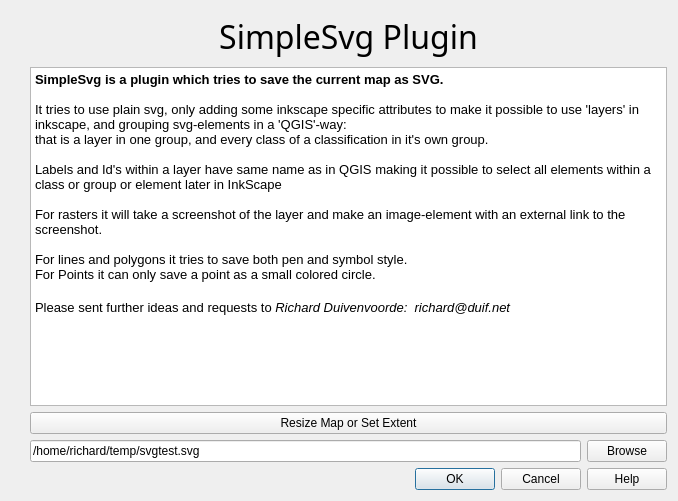
The window that src/simplesvg/Ui_SimpleSvg.ui (rduivenvoorde/simplesvg) describes before a commit, drawn with Qt 5.
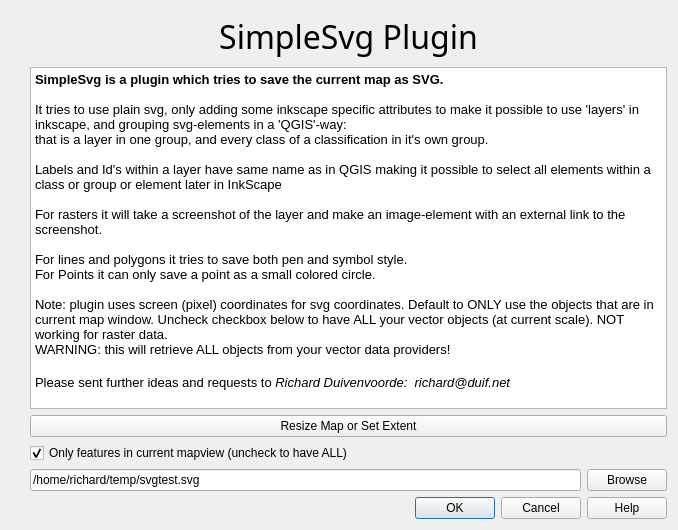
The same window after the commit. Icons and pictures are not drawn.

What changed in the file:
```diff
--- a/src/simplesvg/Ui_SimpleSvg.ui
+++ b/src/simplesvg/Ui_SimpleSvg.ui
@@ -7,7 +7,7 @@
     <x>0</x>
     <y>0</y>
     <width>678</width>
-    <height>501</height>
+    <height>530</height>
    </rect>
   </property>
   <property name="windowTitle">
@@ -41,6 +41,47 @@
      </property>
     </widget>
    </item>
+   <item row="2" column="2" colspan="2">
+    <widget class="QPushButton" name="btnResizeMap">
+     <property name="text">
+      <string>Resize Map or Set Extent</string>
+     </property>
+    </widget>
+   </item>
+   <item row="4" column="2">
+    <widget class="QLineEdit" name="txtFileName">
+     <property name="text">
+      <string>/home/richard/temp/svgtest.svg</string>
+     </property>
+    </widget>
+   </item>
+   <item row="4" column="3">
+    <widget class="QPushButton" name="btnBrowse">
+     <property name="text">
+      <string>Browse</string>
+     </property>
+    </widget>
+   </item>
+   <item row="5" column="0" colspan="4">
+    <widget class="QDialogButtonBox" name="buttonBox">
+     <property name="orientation">
+      <enum>Qt::Horizontal</enum>
+     </property>
+     <property name="standardButtons">
+      <set>QDialogButtonBox::Cancel|QDialogButtonBox::Help|QDialogButtonBox::Ok</set>
+     </property>
+    </widget>
+   </item>
+   <item row="0" column="1" rowspan="5">
+    <widget class="QLabel" name="label">
+     <property name="text">
+      <string/>
+     </property>
+     <property name="pixmap">
+      <pixmap resource="resources_rc.qrc">:/plugins/simplesvg/inkscape.png</pixmap>
+     </property>
+    </widget>
+   </item>
    <item row="1" column="2" colspan="2">
     <widget class="QTextEdit" name="textEdit">
      <property name="sizePolicy">
@@ -56,61 +97,33 @@
       <string>&lt;!DOCTYPE HTML PUBLIC &quot;-//W3C//DTD HTML 4.0//EN&quot; &quot;http://www.w3.org/TR/REC-html40/strict.dtd&quot;&gt;
 &lt;html&gt;&lt;head&gt;&lt;meta name=&quot;qrichtext&quot; content=&quot;1&quot; /&gt;&lt;style type=&quot;text/css&quot;&gt;
 p, li { white-space: pre-wrap; }
-&lt;/style&gt;&lt;/head&gt;&lt;body style=&quot; font-family:'Ubuntu'; font-size:11pt; font-weight:400; font-style:normal;&quot;&gt;
+&lt;/style&gt;&lt;/head&gt;&lt;body style=&quot; font-family:'Arial'; font-size:11pt; font-weight:400; font-style:normal;&quot;&gt;
 &lt;p style=&quot; margin-top:0px; margin-bottom:0px; margin-left:0px; margin-right:0px; -qt-block-indent:0; text-indent:0px;&quot;&gt;&lt;span style=&quot; font-family:'Sans Serif'; font-size:10pt; font-weight:600;&quot;&gt;SimpleSvg is a plugin which tries to save the current map as SVG.&lt;/span&gt;&lt;/p&gt;
-&lt;p style=&quot;-qt-paragraph-type:empty; margin-top:0px; margin-bottom:0px; margin-left:0px; margin-right:0px; -qt-block-indent:0; text-indent:0px; font-family:'Sans Serif'; font-size:10pt;&quot;&gt;&lt;/p&gt;
+&lt;p style=&quot;-qt-paragraph-type:empty; margin-top:0px; margin-bottom:0px; margin-left:0px; margin-right:0px; -qt-block-indent:0; text-indent:0px; font-family:'Sans Serif'; font-size:10pt;&quot;&gt;&lt;br /&gt;&lt;/p&gt;
 &lt;p style=&quot; margin-top:0px; margin-bottom:0px; margin-left:0px; margin-right:0px; -qt-block-indent:0; text-indent:0px;&quot;&gt;&lt;span style=&quot; font-family:'Sans Serif'; font-size:10pt;&quot;&gt;It tries to use plain svg, only adding some inkscape specific attributes to make it possible to use 'layers' in inkscape, and grouping svg-elements in a 'QGIS'-way: &lt;/span&gt;&lt;/p&gt;
 &lt;p style=&quot; margin-top:0px; margin-bottom:0px; margin-left:0px; margin-right:0px; -qt-block-indent:0; text-indent:0px;&quot;&gt;&lt;span style=&quot; font-family:'Sans Serif'; font-size:10pt;&quot;&gt;that is a layer in one group, and every class of a classification in it's own group.&lt;/span&gt;&lt;/p&gt;
-&lt;p style=&quot;-qt-paragraph-type:empty; margin-top:0px; margin-bottom:0px; margin-left:0px; margin-right:0px; -qt-block-indent:0; text-indent:0px; font-family:'Sans Serif'; font-size:10pt;&quot;&gt;&lt;/p&gt;
+&lt;p style=&quot;-qt-paragraph-type:empty; margin-top:0px; margin-bottom:0px; margin-left:0px; margin-right:0px; -qt-block-indent:0; text-indent:0px; font-family:'Sans Serif'; font-size:10pt;&quot;&gt;&lt;br /&gt;&lt;/p&gt;
 &lt;p style=&quot; margin-top:0px; margin-bottom:0px; margin-left:0px; margin-right:0px; -qt-block-indent:0; text-indent:0px;&quot;&gt;&lt;span style=&quot; font-family:'Sans Serif'; font-size:10pt;&quot;&gt;Labels and Id's within a layer have same name as in QGIS making it possible to select all elements within a class or group or element later in InkScape&lt;/span&gt;&lt;/p&gt;
-&lt;p style=&quot;-qt-paragraph-type:empty; margin-top:0px; margin-bottom:0px; margin-left:0px; margin-right:0px; -qt-block-indent:0; text-indent:0px; font-family:'Sans Serif'; font-size:10pt;&quot;&gt;&lt;/p&gt;
+&lt;p style=&quot;-qt-paragraph-type:empty; margin-top:0px; margin-bottom:0px; margin-left:0px; margin-right:0px; -qt-block-indent:0; text-indent:0px; font-family:'Sans Serif'; font-size:10pt;&quot;&gt;&lt;br /&gt;&lt;/p&gt;
 &lt;p style=&quot; margin-top:0px; margin-bottom:0px; margin-left:0px; margin-right:0px; -qt-block-indent:0; text-indent:0px;&quot;&gt;&lt;span style=&quot; font-family:'Sans Serif'; font-size:10pt;&quot;&gt;For rasters it will take a screenshot of the layer and make an image-element with an external link to the screenshot.&lt;/span&gt;&lt;/p&gt;
-&lt;p style=&quot;-qt-paragraph-type:empty; margin-top:0px; margin-bottom:0px; margin-left:0px; margin-right:0px; -qt-block-indent:0; text-indent:0px; font-family:'Sans Serif'; font-size:10pt;&quot;&gt;&lt;/p&gt;
+&lt;p style=&quot;-qt-paragraph-type:empty; margin-top:0px; margin-bottom:0px; margin-left:0px; margin-right:0px; -qt-block-indent:0; text-indent:0px; font-family:'Sans Serif'; font-size:10pt;&quot;&gt;&lt;br /&gt;&lt;/p&gt;
 &lt;p style=&quot; margin-top:0px; margin-bottom:0px; margin-left:0px; margin-right:0px; -qt-block-indent:0; text-indent:0px;&quot;&gt;&lt;span style=&quot; font-family:'Sans Serif'; font-size:10pt;&quot;&gt;For lines and polygons it tries to save both pen and symbol style.&lt;/span&gt;&lt;/p&gt;
 &lt;p style=&quot; margin-top:0px; margin-bottom:0px; margin-left:0px; margin-right:0px; -qt-block-indent:0; text-indent:0px;&quot;&gt;&lt;span style=&quot; font-family:'Sans Serif'; font-size:10pt;&quot;&gt;For Points it can only save a point as a small colored circle. &lt;/span&gt;&lt;/p&gt;
-&lt;p style=&quot;-qt-paragraph-type:empty; margin-top:0px; margin-bottom:0px; margin-left:0px; margin-right:0px; -qt-block-indent:0; text-indent:0px;&quot;&gt;&lt;/p&gt;
+&lt;p style=&quot;-qt-paragraph-type:empty; margin-top:0px; margin-bottom:0px; margin-left:0px; margin-right:0px; -qt-block-indent:0; text-indent:0px; font-family:'Sans Serif'; font-size:10pt;&quot;&gt;&lt;br /&gt;&lt;/p&gt;
+&lt;p style=&quot; margin-top:0px; margin-bottom:0px; margin-left:0px; margin-right:0px; -qt-block-indent:0; text-indent:0px;&quot;&gt;&lt;span style=&quot; font-family:'Sans Serif'; font-size:10pt;&quot;&gt;Note: plugin uses screen (pixel) coordinates for svg coordinates. Default to ONLY use the objects that are in current map window. Uncheck checkbox below to have ALL your vector objects (at current scale). NOT working for raster data.&lt;/span&gt;&lt;/p&gt;
+&lt;p style=&quot; margin-top:0px; margin-bottom:0px; margin-left:0px; margin-right:0px; -qt-block-indent:0; text-indent:0px;&quot;&gt;&lt;span style=&quot; font-family:'Sans Serif'; font-size:10pt;&quot;&gt;WARNING: this will retrieve ALL objects from your vector data providers!&lt;/span&gt;&lt;/p&gt;
+&lt;p style=&quot;-qt-paragraph-type:empty; margin-top:0px; margin-bottom:0px; margin-left:0px; margin-right:0px; -qt-block-indent:0; text-indent:0px; font-family:'Ubuntu';&quot;&gt;&lt;br /&gt;&lt;/p&gt;
 &lt;p style=&quot; margin-top:0px; margin-bottom:0px; margin-left:0px; margin-right:0px; -qt-block-indent:0; text-indent:0px;&quot;&gt;&lt;span style=&quot; font-family:'Sans Serif'; font-size:10pt;&quot;&gt;Please sent further ideas and requests to &lt;/span&gt;&lt;span style=&quot; font-family:'Sans Serif'; font-size:10pt; font-style:italic;&quot;&gt;Richard Duivenvoorde:  richard@duif.net&lt;/span&gt;&lt;/p&gt;&lt;/body&gt;&lt;/html&gt;</string>
      </property>
     </widget>
    </item>
-   <item row="2" column="2" colspan="2">
-    <widget class="QPushButton" name="btnResizeMap">
-     <property name="text">
-      <string>Resize Map or Set Extent</string>
-     </property>
-    </widget>
-   </item>
    <item row="3" column="2">
-    <widget class="QLineEdit" name="txtFileName">
+    <widget class="QCheckBox" name="cbFeaturesInMapcanvasOnly">
      <property name="text">
-      <string>/home/richard/temp/svgtest.svg</string>
+      <string>Only features in current mapview (uncheck to have ALL)</string>
      </property>
-    </widget>
-   </item>
-   <item row="3" column="3">
-    <widget class="QPushButton" name="btnBrowse">
-     <property name="text">
-      <string>Browse</string>
-     </property>
-    </widget>
-   </item>
-   <item row="4" column="0" colspan="4">
-    <widget class="QDialogButtonBox" name="buttonBox">
-     <property name="orientation">
-      <enum>Qt::Horizontal</enum>
-     </property>
-     <property name="standardButtons">
-      <set>QDialogButtonBox::Cancel|QDialogButtonBox::Help|QDialogButtonBox::Ok</set>
-     </property>
-    </widget>
-   </item>
-   <item row="0" column="1" rowspan="4">
-    <widget class="QLabel" name="label">
-     <property name="text">
-      <string/>
-     </property>
-     <property name="pixmap">
-      <pixmap resource="resources_rc.qrc">:/plugins/simplesvg/inkscape.png</pixmap>
+     <property name="checked">
+      <bool>true</bool>
      </property>
     </widget>
    </item>
```
Left out of the diff: 1 changed line with no effect on the pictures.
